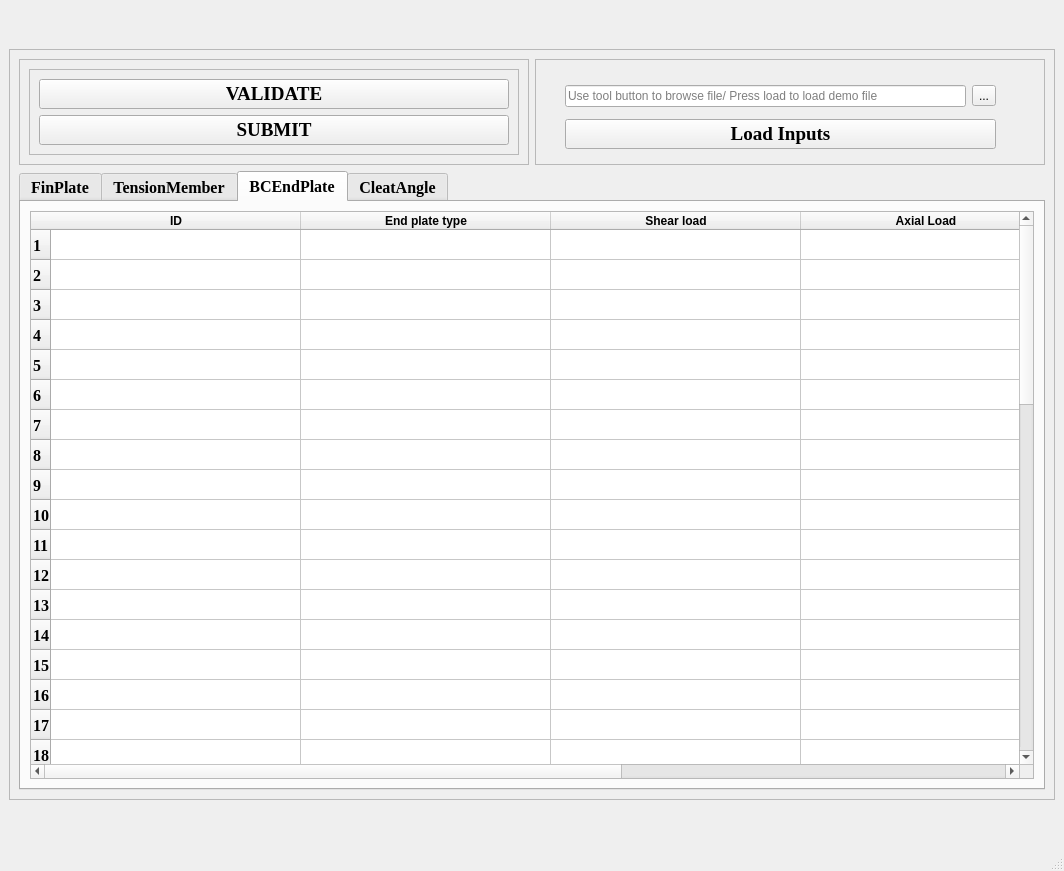
Qt form gui.ui (ez4CP/fsf_2020_screening_task) before a commit.
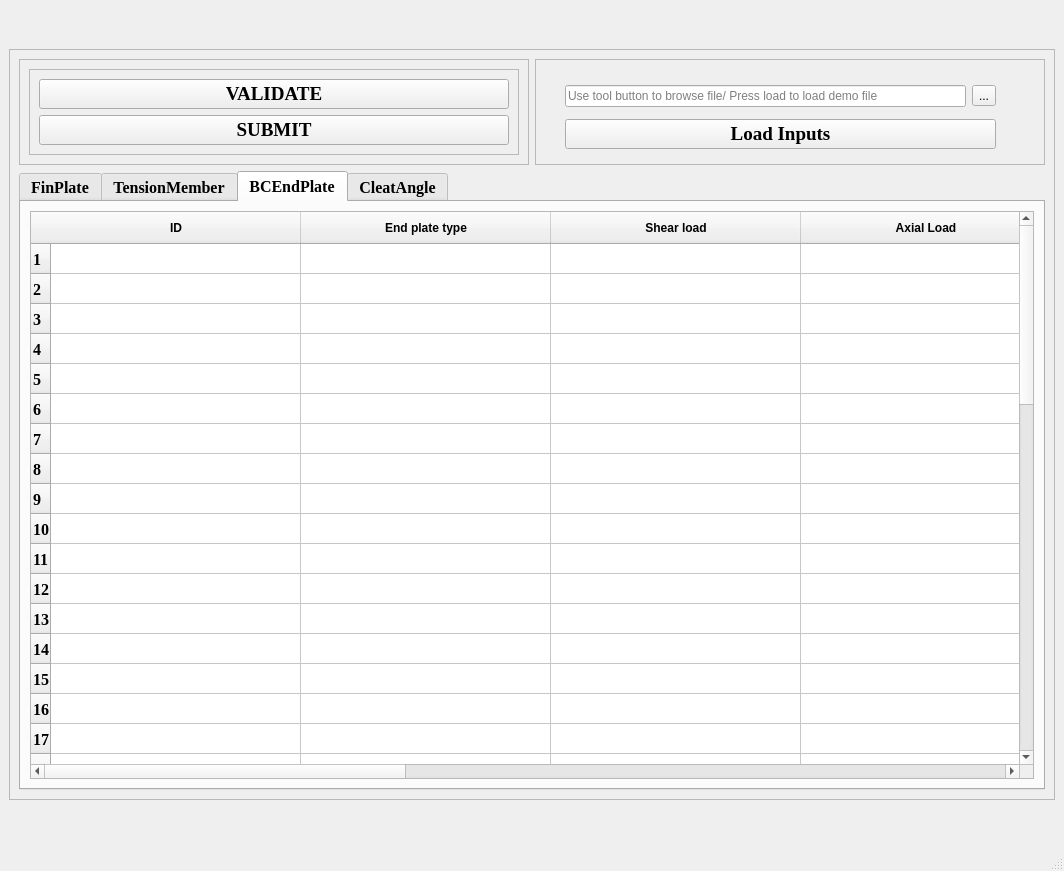
The same form after that commit. The open tabs and pages were chosen to show the change.

The edit to the form file:
```diff
--- a/gui.ui
+++ b/gui.ui
@@ -444,7 +444,7 @@
               <number>50</number>
              </property>
              <property name="columnCount">
-              <number>5</number>
+              <number>8</number>
              </property>
              <attribute name="horizontalHeaderDefaultSectionSize">
               <number>250</number>
@@ -554,6 +554,42 @@
                </font>
               </property>
              </column>
+             <column>
+              <property name="text">
+               <string>Bolt diameter
+</string>
+              </property>
+              <property name="font">
+               <font>
+                <weight>75</weight>
+                <bold>true</bold>
+               </font>
+              </property>
+             </column>
+             <column>
+              <property name="text">
+               <string>Bolt grade
+</string>
+              </property>
+              <property name="font">
+               <font>
+                <weight>75</weight>
+                <bold>true</bold>
+               </font>
+              </property>
+             </column>
+             <column>
+              <property name="text">
+               <string>Plate thickness
+</string>
+              </property>
+              <property name="font">
+               <font>
+                <weight>75</weight>
+                <bold>true</bold>
+               </font>
+              </property>
+             </column>
             </widget>
            </item>
           </layout>
```
Left out of the diff: 11 changed lines with no effect on the pictures.
